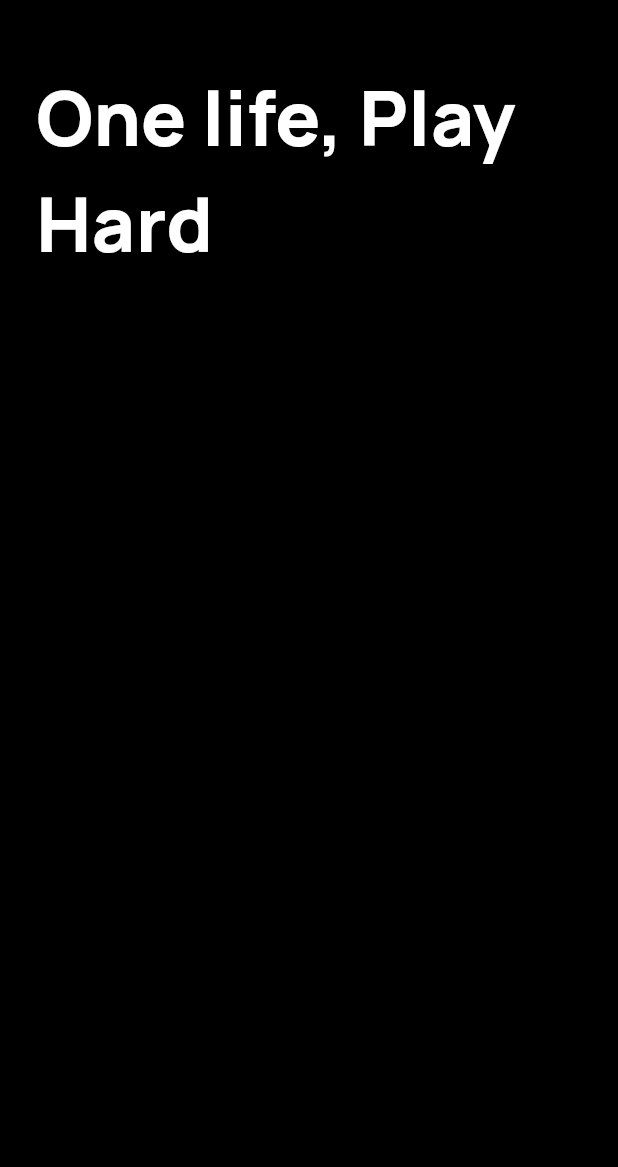
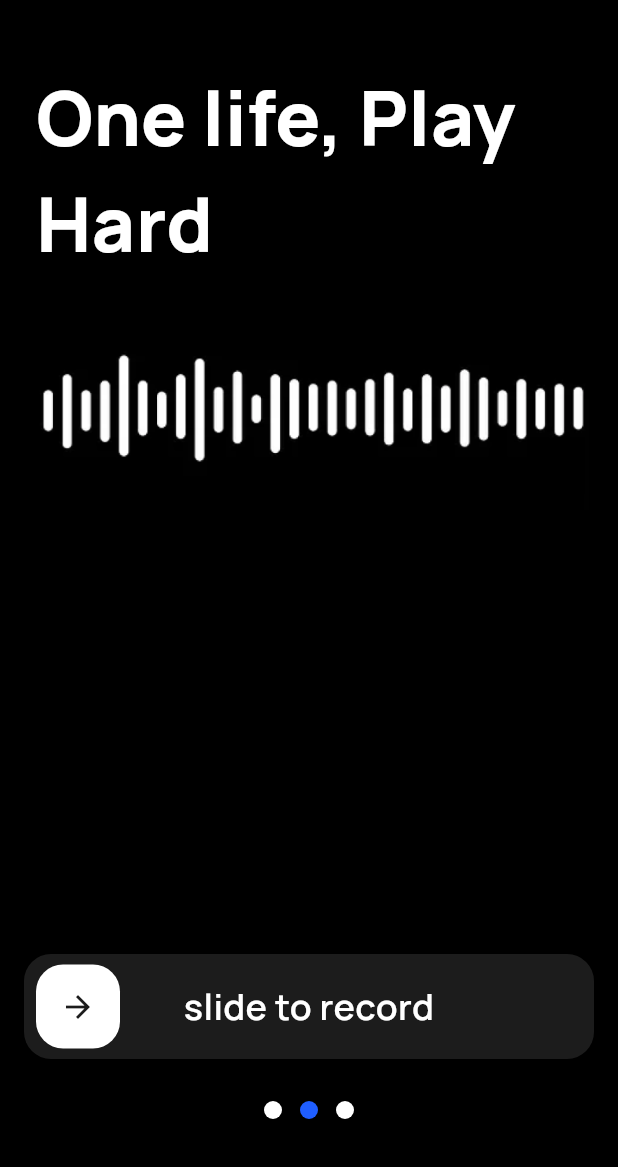
Before and after one commit to Shrit1401/Vale, a Flutter app: the screen it shows after launch, on a phone screen of 412 x 824 dp, the part 69-1236 px from its top. Run offline on Flutter 3.47's test engine with Material 3 defaults, Android fonts, the phone set to English and light mode, and no system bars; drawn by our look-alikes of slide_to_act; our stand-ins replace google_fonts.

Commit message:
frontend done

```diff
--- a/lib/main.dart
+++ b/lib/main.dart
@@ -1,9 +1,9 @@
 import 'package:flutter/material.dart';
 import 'package:google_fonts/google_fonts.dart';
-import 'package:vale/pages/home/home.dart';
+import 'package:vale/pages/home/home_page.dart';
 
 void main() {
-  runApp(const MainApp());
+  runApp(MainApp());
 }
 
 class MainApp extends StatelessWidget {
--- a/lib/pages/home/home.dart
+++ /dev/null
@@ -1,41 +0,0 @@
-import 'package:flutter/material.dart';
-
-class HomePage extends StatelessWidget {
-  const HomePage({super.key});
-
-  @override
-  Widget build(BuildContext context) {
-    return Scaffold(
-      backgroundColor: Colors.black,
-      appBar: AppBar(
-        centerTitle: true,
-        title: Text('vale.'),
-        backgroundColor: Colors.black,
-        titleTextStyle: TextStyle(
-          color: Colors.white,
-          fontSize: 31,
-          fontWeight: FontWeight.w700,
-        ),
-      ),
-
-      body: Padding(
-        padding: const EdgeInsets.only(left: 24.0, top: 32.0),
-        child: Column(
-          crossAxisAlignment: CrossAxisAlignment.start,
-          children: [
-            Text(
-              'One life, Play Hard',
-              style: TextStyle(
-                color: Colors.white,
-                fontSize: 50,
-                overflow: TextOverflow.clip,
-                fontWeight: FontWeight.w900,
-              ),
-            ),
-            SizedBox(height: 8),
-          ],
-        ),
-      ),
-    );
-  }
-}
--- /dev/null
+++ b/lib/pages/home/home_page.dart
@@ -0,0 +1,141 @@
+import 'package:flutter/material.dart';
+import 'package:slide_to_act/slide_to_act.dart';
+import 'dart:math';
+
+class HomePage extends StatelessWidget {
+  HomePage({super.key});
+
+  final List<String> quotes = [
+    'One life, Play Hard',
+    'Dream big, Start small',
+    'Be bold, Be brave',
+    'Live free, Love hard',
+    'Stay hungry, Stay foolish',
+    'Work smart, Play harder',
+    'Think big, Act small',
+    'Stay curious, Stay humble',
+    'Be kind, Be fierce',
+    'Rise up, Shine bright',
+    'Stay strong, Stay true',
+    'Be fearless, Be free',
+    'Chase dreams, Catch stars',
+    'Stay wild, Stay free',
+    'Be brave, Be bold',
+    'Live loud, Love deep',
+    'Stay hungry, Stay humble',
+    'Be fierce, Be free',
+    'Dream wild, Live free',
+    'Stay bold, Stay true',
+  ];
+
+  String getRandomQuote() {
+    final random = Random();
+    return quotes[random.nextInt(quotes.length)];
+  }
+
+  @override
+  Widget build(BuildContext context) {
+    return Scaffold(
+      backgroundColor: Colors.black,
+      appBar: AppBar(
+        centerTitle: true,
+        title: Text('vale.'),
+        backgroundColor: Colors.black,
+        titleTextStyle: TextStyle(
+          color: Colors.white,
+          fontSize: 31,
+          fontWeight: FontWeight.w700,
+        ),
+      ),
+
+      body: Column(
+        crossAxisAlignment: CrossAxisAlignment.start,
+        children: [
+          Padding(
+            padding: const EdgeInsets.only(left: 24.0, top: 32.0),
+
+            child: Text(
+              getRandomQuote(),
+              style: TextStyle(
+                color: Colors.white,
+                fontSize: 50,
+                overflow: TextOverflow.clip,
+                fontWeight: FontWeight.w900,
+              ),
+            ),
+          ),
+          SizedBox(height: 8),
+          // image centered
+          Padding(
+            padding: const EdgeInsets.all(16.0),
+            child: Center(child: Image.asset('images/soundwaveblack.png')),
+          ),
+          Spacer(),
+          // slide to start text
+          Padding(
+            padding: const EdgeInsets.only(
+              bottom: 16.0,
+              left: 16.0,
+              right: 16.0,
+            ),
+            child: SlideAction(
+              elevation: 0,
+              innerColor: Colors.white,
+
+              outerColor: const Color(0xFF1C1C1C),
+              borderRadius: 18,
+
+              text: "slide to record",
+              textStyle: TextStyle(
+                color: Colors.white,
+                fontSize: 24,
+                fontWeight: FontWeight.w600,
+              ),
+              onSubmit: () {
+                print('submit');
+                return null;
+              },
+            ),
+          ),
+          SizedBox(height: 12),
+          // three dots indicator
+          Center(
+            child: Row(
+              mainAxisAlignment: MainAxisAlignment.center,
+              children: [
+                Container(
+                  width: 12,
+                  height: 12,
+                  decoration: BoxDecoration(
+                    color: Colors.white,
+                    shape: BoxShape.circle,
+                  ),
+                ),
+                SizedBox(width: 12),
+                Container(
+                  width: 12,
+                  height: 12,
+                  decoration: BoxDecoration(
+                    color: Color(0xFF1F5EFF),
+
+                    shape: BoxShape.circle,
+                  ),
+                ),
+                SizedBox(width: 12),
+                Container(
+                  width: 12,
+                  height: 12,
+                  decoration: BoxDecoration(
+                    color: Colors.white,
+                    shape: BoxShape.circle,
+                  ),
+                ),
+              ],
+            ),
+          ),
+          SizedBox(height: 32),
+        ],
+      ),
+    );
+  }
+}
--- a/pubspec.yaml
+++ b/pubspec.yaml
@@ -1,6 +1,6 @@
 name: vale
 description: "A new Flutter project."
-publish_to: 'none'
+publish_to: "none"
 version: 0.1.0
 
 environment:
@@ -10,6 +10,7 @@ dependencies:
   flutter:
     sdk: flutter
   google_fonts: ^6.3.2
+  slide_to_act: ^2.0.2
 
 dev_dependencies:
   flutter_test:
@@ -18,3 +19,6 @@ dev_dependencies:
 
 flutter:
   uses-material-design: true
+
+  assets:
+    - images/
```
Also changed, not shown: lib/pages/journals/journal_page.dart (added, +161 -0 lines), lib/pages/record/record_page.dart (added, +143 -0 lines), images/soundwaveblack.png (added), images/soundwavewhite.png (added), pubspec.lock.
